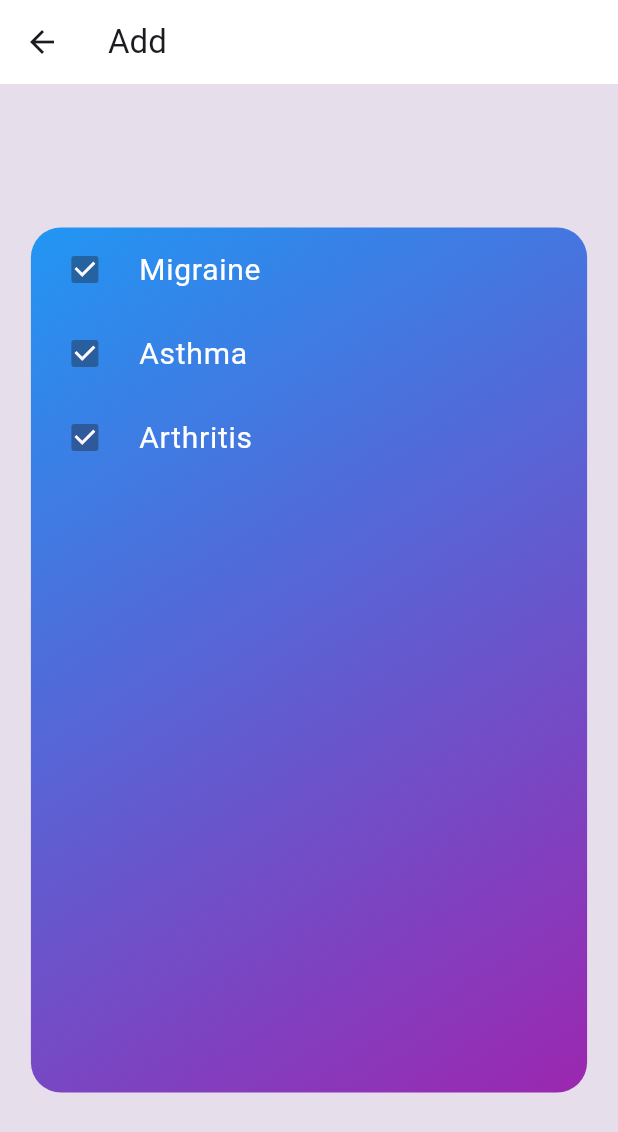
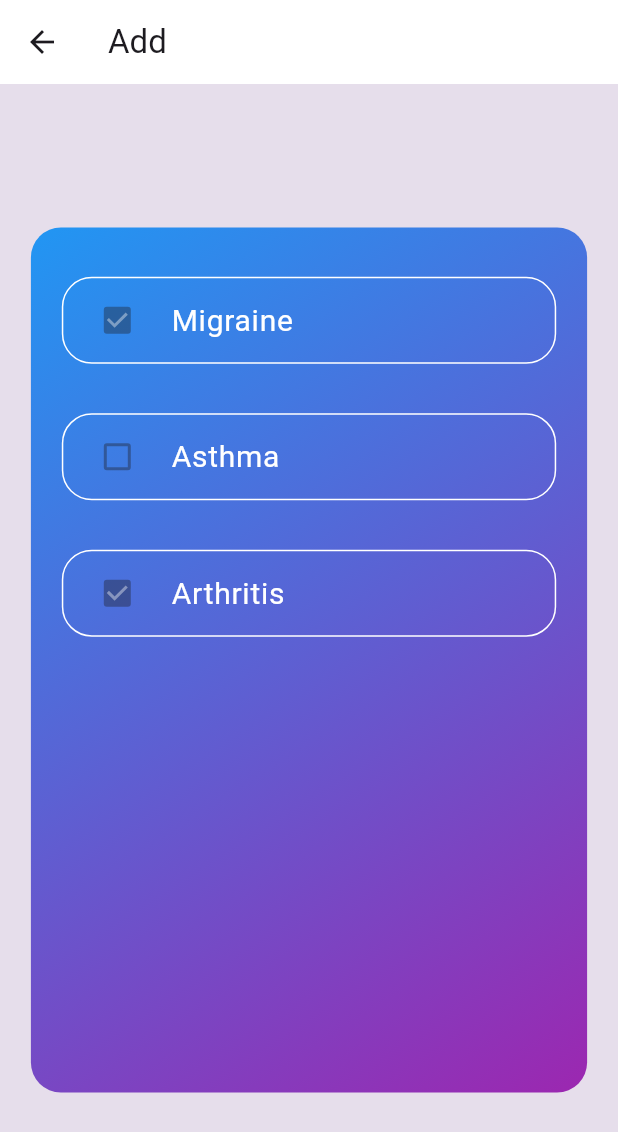
Before and after one commit to Skylar1245/Hack-Ohio-12, a Flutter app: the SelectScreen screen opened directly, on a phone screen of 412 x 824 dp. Shown: the top 1132 px of the screen. Run offline on Flutter 3.47's test engine with Material 3 defaults, Android fonts, the phone set to English and light mode, and no system bars; our stand-ins replace geolocator, weather; statements that could not run were skipped.

Commit message:
select screen ui done

```diff
--- a/lib/UI Files/DataPage.dart
+++ b/lib/UI Files/DataPage.dart
@@ -46,7 +46,8 @@ class _SkeletonState extends State<DataPage> {
                           style: TextStyle(
                               color: Global.textColor(), fontSize: 20)),
                       Text("${widget.percent}%",
-                          style: TextStyle(color: Global.textColor(), fontSize: 50))
+                          style: TextStyle(
+                              color: Global.textColor(), fontSize: 50))
                     ])),
             Global.divider(context),
             Container(
@@ -81,7 +82,8 @@ class _SkeletonState extends State<DataPage> {
                                   color: Global.textColor(),
                                 ))
                           ])),
-                    ]))
+                    ])),
+            Global.divider(context),
           ],
         ),
       ),
--- a/lib/UI Files/SelectScreen.dart
+++ b/lib/UI Files/SelectScreen.dart
@@ -33,26 +33,63 @@ class _SkeletonState extends State<SelectScreen> {
                 width: Global.getWidthByPercentage(context, 90),
                 height: Global.getHeightByPercentage(context, 70),
                 child: Column(children: [
-                  CheckboxListTile(
+                  Global.divider(context),
+                  Container(
+                    width: Global.getWidthByPercentage(context, 80),
+                    decoration: BoxDecoration(
+                        borderRadius: BorderRadius.circular(20),
+                        color: Colors.transparent,
+                        border: Border.all(
+                            color: const Color.fromARGB(255, 255, 255, 255))),
+                    child: CheckboxListTile(
+                        checkColor: Global.tableData(),
                         title: Text(
                           "Migraine",
-                        style: TextStyle(color: Global.textColor(), fontSize: 20),
+                          style: TextStyle(
+                              color: Global.textColor(), fontSize: 20),
                         ),
                         value: true,
                         onChanged: null,
                         controlAffinity: ListTileControlAffinity.leading),
-                  CheckboxListTile(
-                      title: Text("Asthma",
-                          style: TextStyle(color: Global.textColor(), fontSize: 20)),
+                  ),
+                  Global.divider(context),
+                 Container(
+                    width: Global.getWidthByPercentage(context, 80),
+                    decoration: BoxDecoration(
+                        borderRadius: BorderRadius.circular(20),
+                        color: Colors.transparent,
+                        border: Border.all(
+                            color: const Color.fromARGB(255, 255, 255, 255))),
+                    child: CheckboxListTile(
+                        checkColor: Global.tableData(),
+                        title: Text(
+                          "Asthma",
+                          style: TextStyle(
+                              color: Global.textColor(), fontSize: 20),
+                        ),
+                        value: false,
+                        onChanged: null,
+                        controlAffinity: ListTileControlAffinity.leading),
+                  ),
+                  Global.divider(context),
+                  Container(
+                    width: Global.getWidthByPercentage(context, 80),
+                    decoration: BoxDecoration(
+                        borderRadius: BorderRadius.circular(20),
+                        color: Colors.transparent,
+                        border: Border.all(
+                            color: const Color.fromARGB(255, 255, 255, 255))),
+                    child: CheckboxListTile(
+                        checkColor: Global.tableData(),
+                        title: Text(
+                          "Arthritis",
+                          style: TextStyle(
+                              color: Global.textColor(), fontSize: 20),
+                        ),
                         value: true,
                         onChanged: null,
                         controlAffinity: ListTileControlAffinity.leading),
-                  CheckboxListTile(
-                      title: Text("Arthritis",
-                          style: TextStyle(color: Global.textColor(), fontSize: 20)),
-                      value: true,
-                      onChanged: null,
-                      controlAffinity: ListTileControlAffinity.leading)
+                  ),
                 ]))
           ],
         ),
```
Also changed, not shown: 3 other files. Lines whose indentation alone changed are shown as unchanged.
